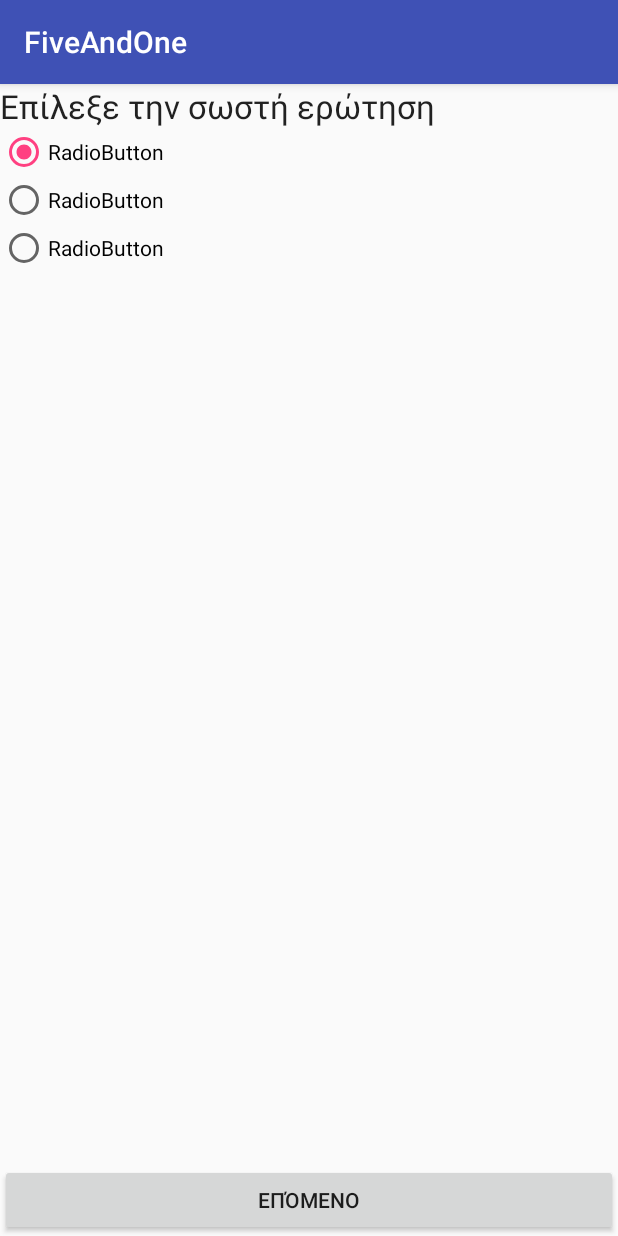
After one commit to elisapan/FiveAndOne, an Android app: the MultipleChoiceActivity screen opened directly, with no data from a screen before it, on a phone screen of 412 x 824 dp. The commit adds this screen. Run offline under Robolectric (Android 15) with nearby library versions, the phone set to English and light mode, and no system bars.

Commit message:
Set restrictions in markers.Make a radio button choice game

```diff
--- a/app/src/main/AndroidManifest.xml
+++ b/app/src/main/AndroidManifest.xml
@@ -11,7 +11,6 @@
     <uses-permission android:name="android.permission.INTERNET" />
     <uses-permission android:name="android.permission.ACCESS_COARSE_LOCATION" />
     <uses-permission android:name="com.google.android.providers.gsf.permission.READ_GSERVICES" />
-
 
     <application
         android:allowBackup="true"
@@ -54,6 +53,8 @@
             </intent-filter>
         </activity>
         <activity android:name=".MapQuiz" />
+        <activity android:name=".MultipleChoiceActivity" />
+        <activity android:name=".ResultActivity"></activity>
     </application>
 
 </manifest>
--- /dev/null
+++ b/app/src/main/java/com/teicm/fiveandone/MultipleChoiceActivity.java
@@ -0,0 +1,78 @@
+package com.teicm.fiveandone;
+
+import android.support.v7.app.AppCompatActivity;
+import android.os.Bundle;
+import android.app.Activity;
+import android.content.Intent;
+import android.util.Log;
+import android.view.Menu;
+import android.view.View;
+import android.widget.Button;
+import android.widget.RadioButton;
+import android.widget.RadioGroup;
+import android.widget.TextView;
+
+public class MultipleChoiceActivity extends AppCompatActivity {
+
+    //List<Question> quesList;
+    int score=0;
+    int qid=0;
+    //Question currentQ;
+    TextView txtQuestion;
+    RadioButton rda, rdb, rdc;
+    Button butNext;
+
+    @Override
+    protected void onCreate(Bundle savedInstanceState) {
+        super.onCreate(savedInstanceState);
+        setContentView(R.layout.activity_multiple_choice);
+        //DbHelper db=new DbHelper(this);
+        //quesList=db.getAllQuestions();
+        //currentQ=quesList.get(qid);
+        txtQuestion=(TextView)findViewById(R.id.textView1);
+        rda=(RadioButton)findViewById(R.id.radio0);
+        rdb=(RadioButton)findViewById(R.id.radio1);
+        rdc=(RadioButton)findViewById(R.id.radio2);
+        butNext=(Button)findViewById(R.id.button1);
+        setQuestionView();
+        butNext.setOnClickListener(new View.OnClickListener() {
+            @Override
+            public void onClick(View v) {
+                RadioGroup grp=(RadioGroup)findViewById(R.id.radioGroup1);
+                RadioButton answer=(RadioButton)findViewById(grp.getCheckedRadioButtonId());
+                //Log.d("yourans", currentQ.getANSWER()+" "+answer.getText());
+                //if(currentQ.getANSWER().equals(answer.getText()))
+                {
+                    score++;
+                    Log.d("score", "Your score"+score);
+                }
+                if(qid<5){
+                    //currentQ=quesList.get(qid);
+                    setQuestionView();
+                }else{
+                    Intent intent = new Intent(MultipleChoiceActivity.this, ResultActivity.class);
+                    Bundle b = new Bundle();
+                    b.putInt("score", score); //Your score
+                    intent.putExtras(b); //Put your score to your next Intent
+                    startActivity(intent);
+                    finish();
+                }
+            }
+        });
+    }
+    @Override
+    public boolean onCreateOptionsMenu(Menu menu) {
+        // Inflate the menu; this adds items to the action bar if it is present.
+        //getMenuInflater().inflate(R.menu.activity_quiz, menu);
+        return true;
+    }
+    private void setQuestionView()
+    {
+        /*txtQuestion.setText(currentQ.getQUESTION());
+        rda.setText(currentQ.getOPTA());
+        rdb.setText(currentQ.getOPTB());
+        rdc.setText(currentQ.getOPTC());*/
+        qid++;
+
+    }
+}
--- /dev/null
+++ b/app/src/main/res/layout/activity_multiple_choice.xml
@@ -0,0 +1,55 @@
+<?xml version="1.0" encoding="utf-8"?>
+<RelativeLayout xmlns:android="http://schemas.android.com/apk/res/android"
+    xmlns:tools="http://schemas.android.com/tools"
+    android:id="@+id/activity_multiple_choice"
+    android:layout_width="match_parent"
+    android:layout_height="match_parent"
+   tools:context="com.teicm.fiveandone.MultipleChoiceActivity">
+    <LinearLayout
+        android:layout_width="wrap_content"
+        android:layout_height="wrap_content"
+        android:layout_alignParentBottom="true"
+        android:layout_alignParentLeft="true"
+        android:layout_alignParentRight="true"
+        android:layout_alignParentTop="true"
+        android:orientation="vertical" >
+
+        <TextView
+            android:id="@+id/textView1"
+            android:layout_width="match_parent"
+            android:layout_height="wrap_content"
+            android:text="Επίλεξε την σωστή ερώτηση"
+            android:textAppearance="?android:attr/textAppearanceLarge" />
+
+        <RadioGroup
+            android:id="@+id/radioGroup1"
+            android:layout_width="match_parent"
+            android:layout_height="wrap_content"
+            android:layout_weight="0.04" >
+            <RadioButton
+                android:id="@+id/radio0"
+                android:layout_width="match_parent"
+                android:layout_height="wrap_content"
+                android:checked="true"
+                android:text="RadioButton" />
+            <RadioButton
+                android:id="@+id/radio1"
+                android:layout_width="match_parent"
+                android:layout_height="wrap_content"
+                android:text="RadioButton" />
+            <RadioButton
+                android:id="@+id/radio2"
+                android:layout_width="match_parent"
+                android:layout_height="wrap_content"
+                android:text="RadioButton" />
+        </RadioGroup>
+
+
+        <Button
+            android:id="@+id/button1"
+            android:layout_width="match_parent"
+            android:layout_height="wrap_content"
+            android:text="Επόμενο" />
+    </LinearLayout>
+
+</RelativeLayout>
```
Also changed, not shown: app/src/main/java/com/teicm/fiveandone/MapsActivity.java (+19 -1 lines), app/src/main/java/com/teicm/fiveandone/ResultActivity.java (added, +40 -0 lines), app/src/main/res/layout/activity_result.xml (added, +39 -0 lines).
